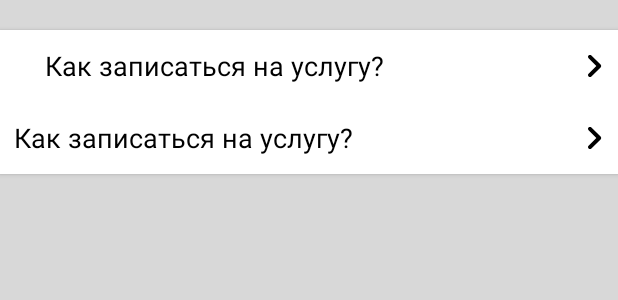
After one commit to darkice-dev/ClientServise, an Android app: the layout fragment_help.xml on its own in the app's theme, with its tools: preview values and no code run, on a phone screen of 412 x 824 dp. The commit adds this screen. Shown: the top 300 px of the screen. Run offline under Robolectric (Android 15) with nearby library versions, the phone set to English and light mode, and no system bars.

```diff
--- /dev/null
+++ b/app/src/main/java/com/project/clientservise1/HelpFragment.java
@@ -0,0 +1,29 @@
+package com.project.clientservise1;
+
+
+import android.os.Bundle;
+
+import androidx.fragment.app.Fragment;
+
+import android.view.LayoutInflater;
+import android.view.View;
+import android.view.ViewGroup;
+
+
+public class HelpFragment extends Fragment {
+
+
+    public HelpFragment() {
+        // Required empty public constructor
+    }
+
+
+    @Override
+    public View onCreateView(LayoutInflater inflater, ViewGroup container, Bundle savedInstanceState) {
+        View view = inflater.inflate(R.layout.fragment_help, container, true);
+
+
+        return view;
+    }
+
+}
--- a/app/src/main/java/com/project/clientservise1/ProfileFragment.java
+++ b/app/src/main/java/com/project/clientservise1/ProfileFragment.java
@@ -4,12 +4,12 @@ import android.content.Intent;
 import android.os.Bundle;
 
 import androidx.fragment.app.Fragment;
+import androidx.fragment.app.FragmentTransaction;
 
 import android.view.LayoutInflater;
 import android.view.View;
 import android.view.ViewGroup;
 import android.widget.Button;
-import android.widget.LinearLayout;
 
 /**
  * A simple {@link Fragment} subclass.
@@ -23,6 +23,8 @@ public class ProfileFragment extends Fragment {
 
     private Button btnEnter;
     private Button btnRegistration;
+    private Button btnHelp;
+
 
     @Override
     public View onCreateView(LayoutInflater inflater, ViewGroup container, Bundle savedInstanceState) {
@@ -32,6 +34,7 @@ public class ProfileFragment extends Fragment {
         // ваша кнопка
         btnEnter = view.findViewById(R.id.btn_enter);
         btnRegistration = view.findViewById(R.id.btn_registration);
+        btnHelp = view.findViewById(R.id.btn_help);
 
         //создаем листенер
         View.OnClickListener onClickBtnOk = v -> {
@@ -44,10 +47,13 @@ public class ProfileFragment extends Fragment {
             startActivity(intent);
         };
 
+
+
         //привязываем листенер к кнопке
         btnEnter.setOnClickListener(onClickBtnOk);
         btnRegistration.setOnClickListener(onClickBtnReg);
 
+
         return view;
     }
 }
--- /dev/null
+++ b/app/src/main/res/layout/fragment_help.xml
@@ -0,0 +1,54 @@
+<?xml version="1.0" encoding="utf-8"?>
+<LinearLayout xmlns:android="http://schemas.android.com/apk/res/android"
+    android:layout_width="match_parent"
+    android:layout_height="match_parent"
+    android:background="@color/Gray"
+    android:orientation="vertical">
+
+    <TextView
+        android:layout_width="match_parent"
+        android:layout_height="20dp"
+        android:background="@color/Gray"/>
+
+    <Button
+        android:id="@+id/btn_record"
+        android:layout_width="match_parent"
+        android:layout_height="wrap_content"
+        android:background="@color/colorWhite"
+        android:text="Как записаться на услугу?"
+        android:paddingLeft="30dp"
+        android:drawableEnd="@drawable/round_keyboard_arrow_right_black_48dp"
+        android:textAlignment="viewStart"
+        android:textAppearance="@style/TextAppearance.AppCompat.Medium"
+        android:textColor="@color/Black"/>
+
+    <LinearLayout
+        android:layout_width="match_parent"
+        android:layout_height="wrap_content">
+
+        <TextView
+            android:id="@+id/tv_record"
+            android:layout_width="wrap_content"
+            android:layout_height="wrap_content"
+            android:background="@color/colorWhite"
+            android:paddingLeft="15dp"
+            android:text=" Необходимо зарегистрироваться / войти в аккаунт, на главной странице выбрать категорию услуг, выбрать саму услугу, в списке компаний выбрать подходящую вам, и перейти к оформлению, выбрать нужное время и адрес оказания услуги,и нажать кнопку записаться."
+            android:textAlignment="viewStart"
+            android:textColor="@color/Black"
+            android:textSize="18sp"
+            android:visibility="gone" />
+    </LinearLayout>
+
+    <Button
+        android:layout_width="match_parent"
+        android:layout_height="wrap_content"
+        android:background="@color/colorWhite"
+        android:text="  Как записаться на услугу?"
+        android:drawableEnd="@drawable/round_keyboard_arrow_right_black_48dp"
+        android:textAlignment="viewStart"
+        android:textAppearance="@style/TextAppearance.AppCompat.Medium"
+        android:textColor="@color/Black"/>
+
+
+
+</LinearLayout>
```
